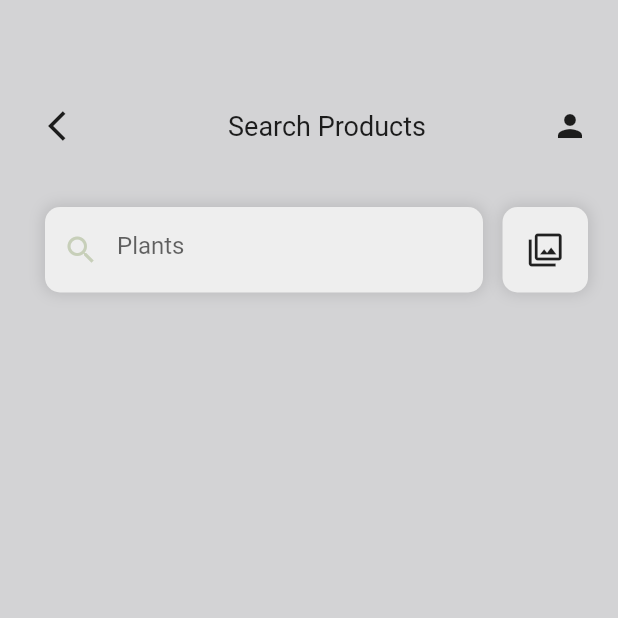
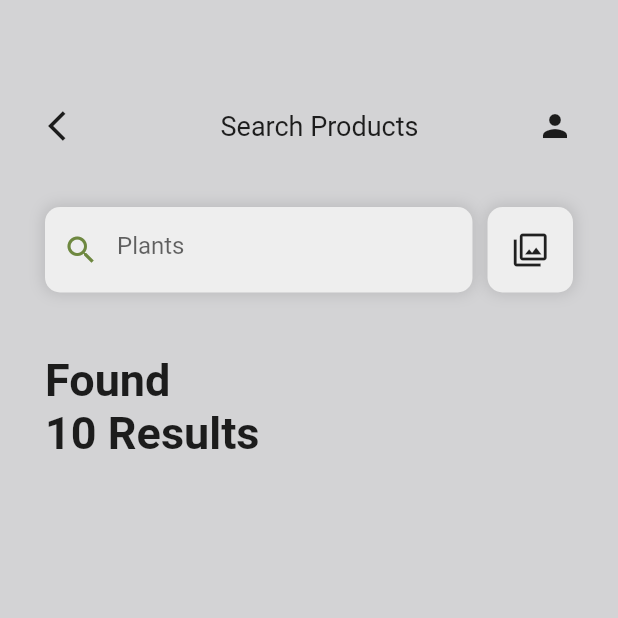
Before and after one commit to jocypher/ui_challenge, a Flutter app: the HomeScreen screen opened by its route, on a phone screen of 412 x 824 dp, the top half of it. Run offline on Flutter 3.47's test engine with Material 2 defaults, Android fonts, the phone set to English and light mode, and no system bars; our stand-ins replace animated_text_kit, smooth_page_indicator.

```diff
--- a/lib/view/home_screen.dart
+++ b/lib/view/home_screen.dart
@@ -11,11 +11,13 @@ class HomeScreen extends StatefulWidget {
 class _HomeScreenState extends State<HomeScreen> {
   @override
   Widget build(BuildContext context) {
+    final size = MediaQuery.of(context).size;
     return Scaffold(
       backgroundColor: primaryBackgroundColor.withOpacity(0.99),
       body: Padding(
-        padding: const EdgeInsets.fromLTRB(20, 60, 20, 0),
+        padding: const EdgeInsets.fromLTRB(20, 60, 30, 0),
         child: Column(
+          crossAxisAlignment: CrossAxisAlignment.start,
           children: [
             Row(
               mainAxisAlignment: MainAxisAlignment.spaceBetween,
@@ -38,7 +40,7 @@ class _HomeScreenState extends State<HomeScreen> {
               children: [
                 Expanded(
                     child: Container(
-                  margin: const EdgeInsets.only(right: 13, left: 10),
+                  margin: const EdgeInsets.only(right: 10, left: 10),
                   height: 57,
                   decoration: BoxDecoration(
                       color: Colors.grey.shade200,
@@ -49,13 +51,13 @@ class _HomeScreenState extends State<HomeScreen> {
                             spreadRadius: 1)
                       ],
                       borderRadius: BorderRadius.circular(10)),
-                  child: Center(
+                  child: const Center(
                     child: TextField(
                       decoration: InputDecoration(
-                          prefixIconColor: mainWidgetColor.withOpacity(0.3),
+                          prefixIconColor: mainWidgetColor,
                           border: InputBorder.none,
                           hintText: "Plants",
-                          prefixIcon: const Icon(Icons.search)),
+                          prefixIcon: Icon(Icons.search)),
                     ),
                   ),
                 )),
@@ -76,6 +78,14 @@ class _HomeScreenState extends State<HomeScreen> {
                   ),
                 )
               ],
+            ),
+            SizedBox(height: size.height * 0.05),
+            const Padding(
+              padding: EdgeInsets.only(left: 10.0),
+              child: Text(
+                "Found\n10 Results",
+                style: TextStyle(fontSize: 30, fontWeight: FontWeight.bold),
+              ),
             )
           ],
         ),
--- a/pubspec.yaml
+++ b/pubspec.yaml
@@ -37,6 +37,7 @@ dependencies:
   cupertino_icons: ^1.0.2
   animated_text_kit: ^4.2.2
   smooth_page_indicator: ^1.1.0
+  flutter_staggered_grid_view: ^0.7.0
 
 dev_dependencies:
   flutter_test:
```
Also changed, not shown: lib/model/plant_model.dart (added, +8 -0 lines), lib/widgets/home_widgets.dart (added, +45 -0 lines), pubspec.lock.
